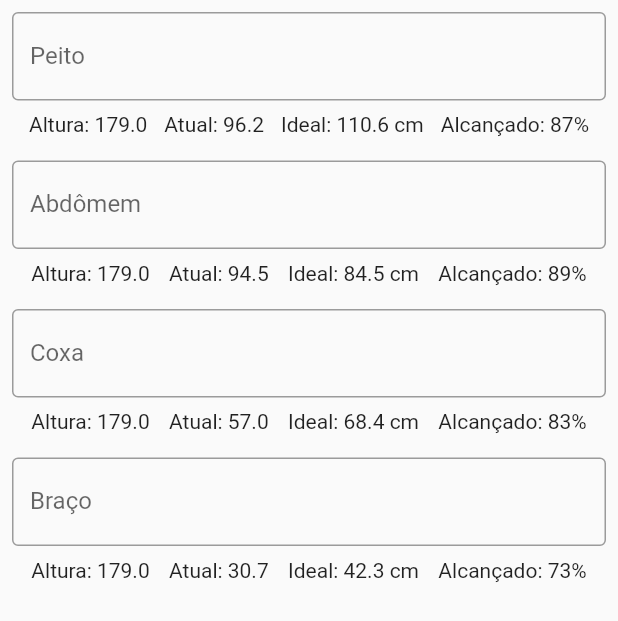
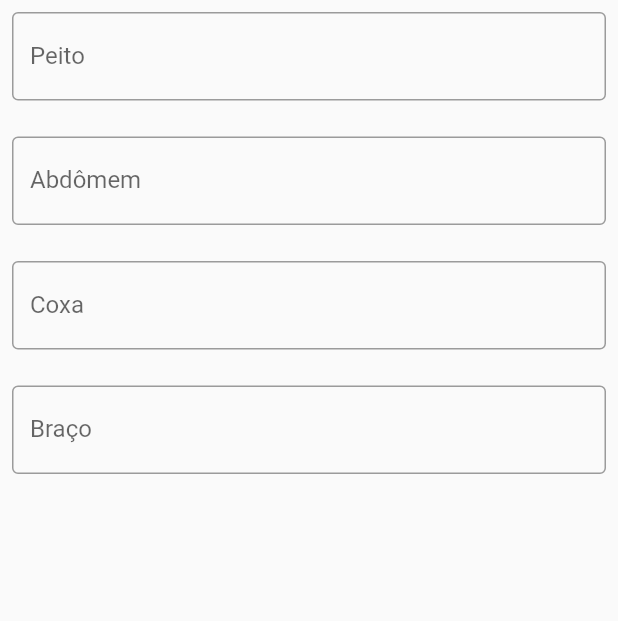
Before and after one commit to leandrorochaadm/ideal_proportion, a Flutter app: the screen it shows after launch, on a phone screen of 412 x 824 dp. Shown: the top 621 px of the screen. Run offline on Flutter 3.47's test engine with Material 2 defaults, Android fonts, the phone set to English and light mode, and no system bars.

Commit message:
exibir medidas ideias somente quando houver medidas atuais

```diff
--- a/lib/Line.dart
+++ b/lib/Line.dart
@@ -39,7 +39,8 @@ class _LineState extends State<Line> {
           const SizedBox(
             height: 8.0,
           ),
-          Row(
+          widget.memberBody.heigth > 0 && widget.memberBody.sizeCurrent > 0
+              ? Row(
                   mainAxisAlignment: MainAxisAlignment.spaceEvenly,
                   children: [
                     Text("Altura: ${widget.memberBody.heigth}"),
@@ -47,7 +48,8 @@ class _LineState extends State<Line> {
                     Text("Ideal: ${widget.memberBody.sizeIdealStr}"),
                     Text("Alcançado: ${widget.memberBody.percentualGoalStr}"),
                   ],
-          ),
+                )
+              : const SizedBox(),
         ],
       ),
     );
--- a/lib/model.dart
+++ b/lib/model.dart
@@ -1,15 +1,14 @@
 import 'controller.dart';
 
 class MemberBody {
-  double sizeCurrent;
+  double sizeCurrent = 0;
   double heigth;
   String name;
   List<double> ratio;
   bool wantToIncrease;
 
   MemberBody(
-      {required this.sizeCurrent,
-      required this.heigth,
+      {required this.heigth,
       required this.name,
       required this.ratio,
       this.wantToIncrease = true});
```
Lines whose indentation alone changed are shown as unchanged.
